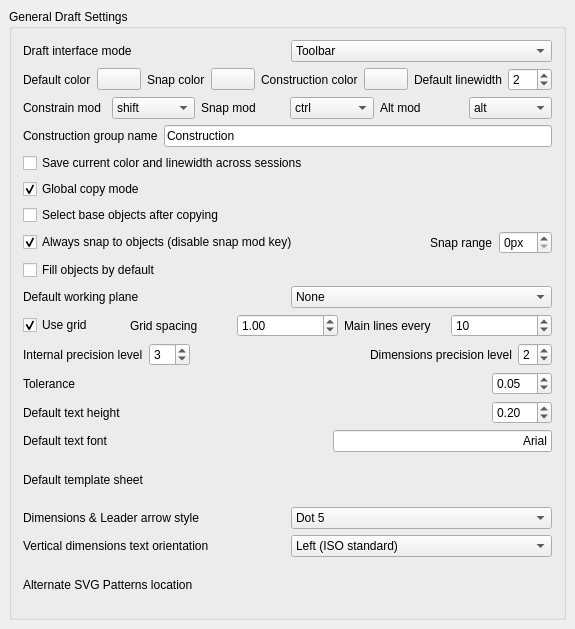
The window that src/Mod/Draft/Resources/ui/userprefs-base.ui (berndhahnebach/All_FreeCAD) describes before a commit, drawn with Qt 5.
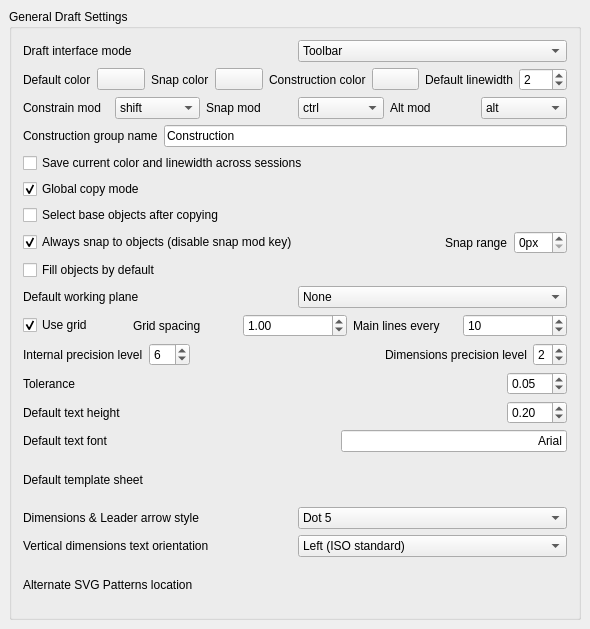
The same window after the commit. Custom widgets are drawn as their Qt base class.

Commit message: + fixed bug #473 - Precision value in Draft

What changed in the file:
```diff
--- a/src/Mod/Draft/Resources/ui/userprefs-base.ui
+++ b/src/Mod/Draft/Resources/ui/userprefs-base.ui
@@ -6,7 +6,7 @@
    <rect>
     <x>0</x>
     <y>0</y>
-    <width>575</width>
+    <width>590</width>
     <height>629</height>
    </rect>
   </property>
@@ -583,7 +583,7 @@
            <string>The number of decimals in internal coordinates operations (for ex. 3 = 0.001)</string>
           </property>
           <property name="value">
-           <number>3</number>
+           <number>6</number>
           </property>
           <property name="prefEntry" stdset="0">
            <cstring>precision</cstring>
```
The commit also changes 2 other files.
